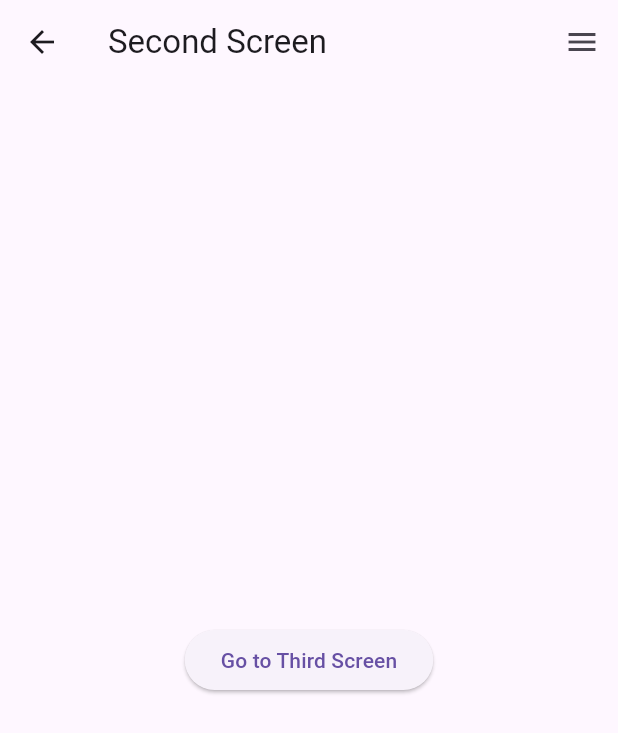
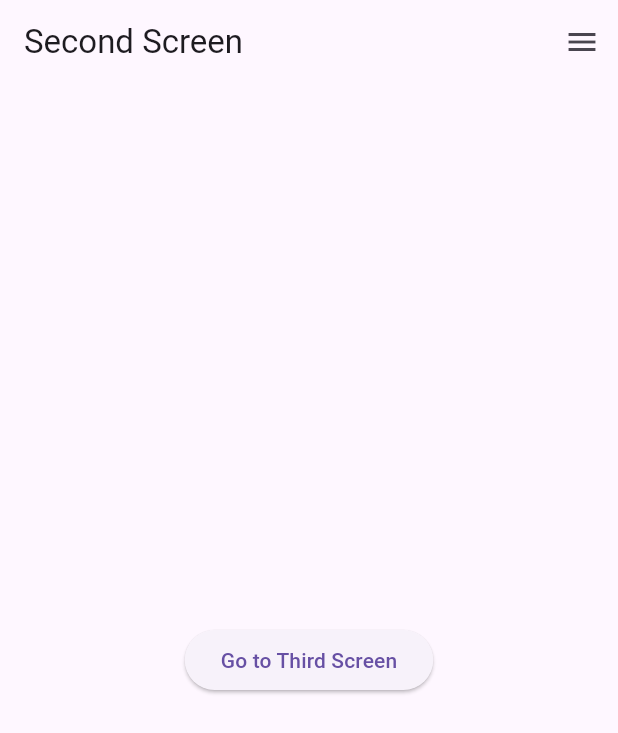
Before and after one commit to FranklinJaya2006/Navigation-and-Routes, a Flutter app: the SecondScreen screen opened by its route, on a phone screen of 412 x 824 dp. Shown: the top 733 px of the screen. Run offline on Flutter 3.47's test engine with Material 3 defaults, Android fonts, the phone set to English and light mode, and no system bars.

```diff
--- a/navigation_codelab/lib/main.dart
+++ b/navigation_codelab/lib/main.dart
@@ -19,12 +19,12 @@ class MyApp extends StatelessWidget {
       theme: ThemeData(
         primarySwatch: Colors.blue,
       ),
-      home: const FirstScreen(),
       routes: {
         '/first_screen': (context) => const FirstScreen(),
         '/second_screen': (context) => const SecondScreen(),
         '/third_screen': (context) => const ThirdScreen(),
       },
+      initialRoute: ('/first_screen'),
     );
   }
 }
--- a/navigation_codelab/lib/second_screen.dart
+++ b/navigation_codelab/lib/second_screen.dart
@@ -13,7 +13,8 @@ class _SecondScreenState extends State<SecondScreen> {
   @override
   Widget build(BuildContext context) {
     return Scaffold(
-      appBar: AppBar(title: const Text('Second Screen')),
+      appBar: AppBar(title: const Text('Second Screen'),
+      automaticallyImplyLeading: false,),
       endDrawer: const gambar(),
       body: Center(
         child: ElevatedButton(
--- a/navigation_codelab/lib/third_screen.dart
+++ b/navigation_codelab/lib/third_screen.dart
@@ -17,6 +17,7 @@ class _ThirdScreenState extends State<ThirdScreen> {
       endDrawer: const gambar(),
       appBar: AppBar(
         title: const Text('Third Screen'),
+        automaticallyImplyLeading: false,
       ),
       body: Center(
         child: ListView(
```
Also changed, not shown: 2 other files.
